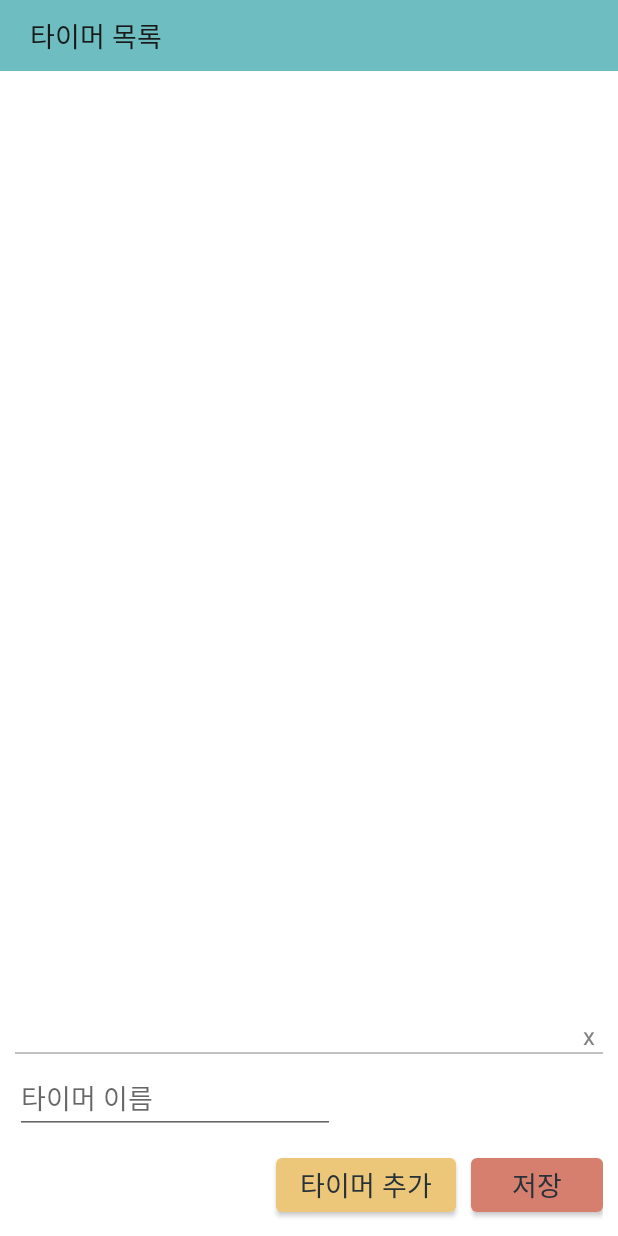
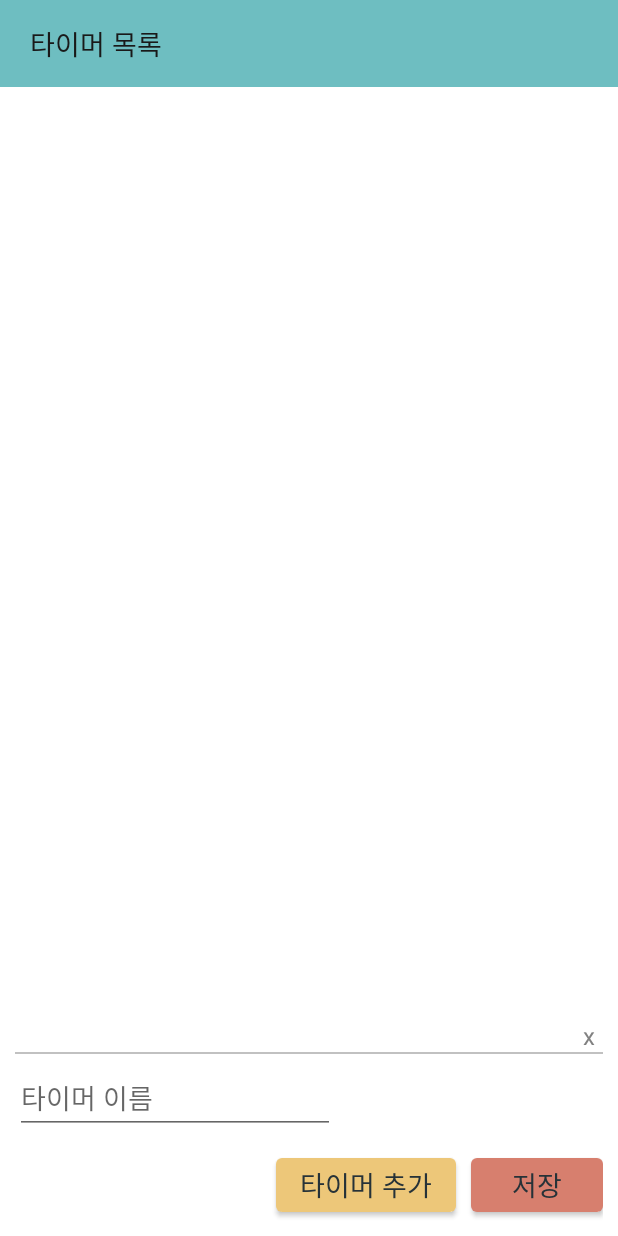
Before and after one commit to ChocoPic/ExTimer, an Android app: the screen it shows after launch (MainActivity), after a tap on "새로 만들기", on a phone screen of 412 x 824 dp. Run offline under Robolectric (Android 15) with nearby library versions, the phone set to English and light mode, and no system bars; Roboto replaces fonts that are not available here.

Commit message:
final_final

```diff
--- a/app/src/main/java/com/tlatla/extimer/MainActivity.java
+++ b/app/src/main/java/com/tlatla/extimer/MainActivity.java
@@ -229,6 +229,7 @@ public class MainActivity extends AppCompatActivity {
         button.setText(" x ");
         button.setTextSize(16);
         button.setTypeface(ResourcesCompat.getFont(this, R.font.app_font));
+        button.setBackground(null);
         return button;
     }
 
--- a/app/src/main/java/com/tlatla/extimer/TimerActivity.java
+++ b/app/src/main/java/com/tlatla/extimer/TimerActivity.java
@@ -49,7 +49,7 @@ public class TimerActivity extends AppCompatActivity {
     Uri note;
     Ringtone ringtone;
     SoundPool soundPool;
-    int sound;
+    int sound, sound2;
 
     private int time = 0;
     private int SET = 0;
@@ -63,6 +63,7 @@ public class TimerActivity extends AppCompatActivity {
 
         soundPool = new SoundPool(1, AudioManager.STREAM_ALARM , 0);
         sound = soundPool.load(this, R.raw.bbb, 1);
+        sound2 = soundPool.load(this, R.raw.sharang, 0);
         note = RingtoneManager.getDefaultUri(RingtoneManager.TYPE_NOTIFICATION);
         ringtone = RingtoneManager.getRingtone(getApplicationContext(),note);
 
@@ -174,7 +175,7 @@ public class TimerActivity extends AppCompatActivity {
 
         @Override
         public void onFinish() {
-            ringtone.play();
+            soundPool.play(sound2, 1f, 1f, 1, 0, 1f);
             timeText.setText("끝!");
             startBtn.setBackgroundColor(Color.parseColor("#EDC779"));
             startBtn.setText("시작");
--- a/app/src/main/res/layout/activity_main.xml
+++ b/app/src/main/res/layout/activity_main.xml
@@ -13,9 +13,9 @@
         android:background="#6EBEC1"
         android:gravity="center_vertical"
         android:paddingLeft="20dp"
-        android:paddingTop="10dp"
+        android:paddingTop="15dp"
         android:paddingRight="10dp"
-        android:paddingBottom="10dp"
+        android:paddingBottom="15dp"
         android:text="타이머 목록"
         android:textAppearance="@style/customfont2"
         android:textColor="#191919"
--- a/app/src/main/res/layout/activity_timer.xml
+++ b/app/src/main/res/layout/activity_timer.xml
@@ -29,7 +29,7 @@
             android:text="TIMER"
             android:textAppearance="@style/customfont2"
             android:textColor="#263238"
-            android:textSize="24sp" />
+            android:textSize="20sp" />
 
         <Button
             android:id="@+id/listBtn"
--- a/app/src/main/res/layout/item.xml
+++ b/app/src/main/res/layout/item.xml
@@ -3,7 +3,7 @@
     xmlns:app="http://schemas.android.com/apk/res-auto"
     android:layout_width="match_parent"
     android:layout_height="wrap_content"
-    android:layout_marginTop="6dp"
+    android:layout_marginTop="10dp"
     android:gravity="center_vertical"
     android:orientation="vertical">
 
--- a/settings.gradle
+++ b/settings.gradle
@@ -1,2 +1,2 @@
 include ':app'
-rootProject.name = "ExTimer"
+rootProject.name = "마이타이머"
```
Also changed, not shown: 1 other file.
